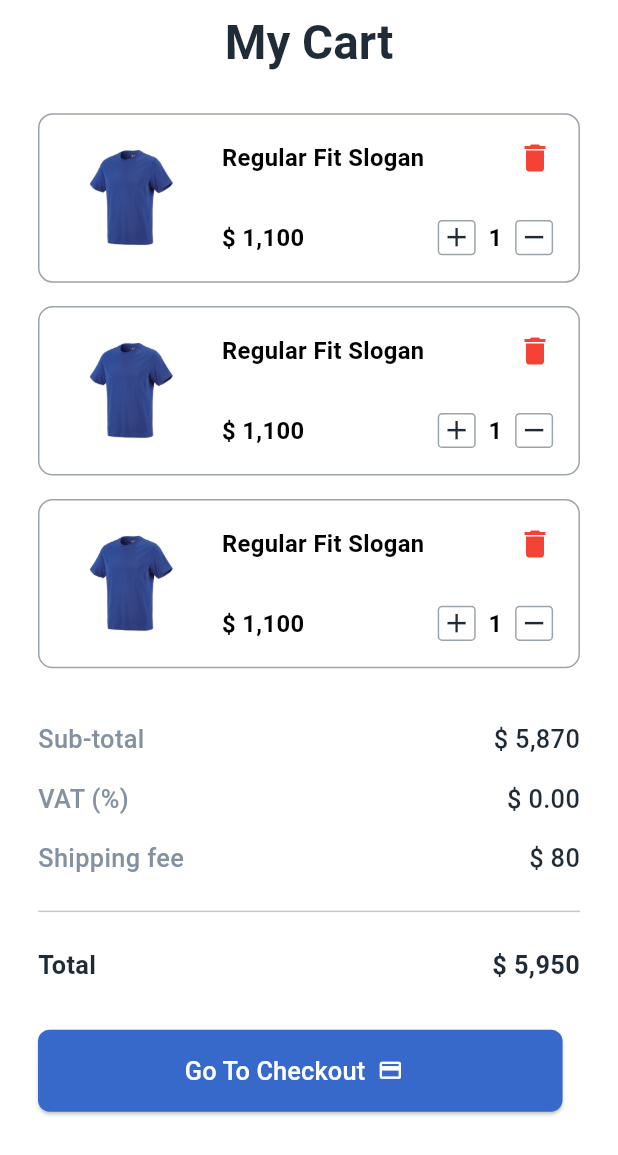
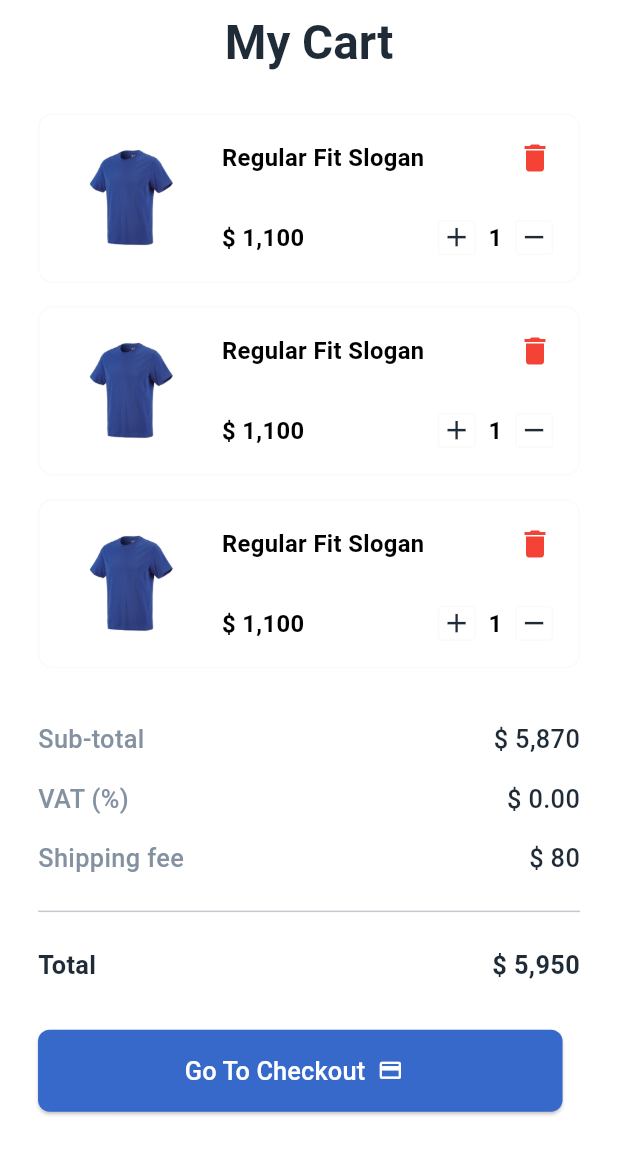
Before and after one commit to beshoykhalel/shop_stor, a Flutter app: the CartScreen screen opened directly, on a phone screen of 412 x 824 dp. Shown: the top 1155 px of the screen. Run offline on Flutter 3.47's test engine with Material 3 defaults, Android fonts, the light colour scheme and no system bars; our stand-ins replace dartz, dio, flutter_screenutil, go_router, lottie, pretty_dio_logger; missing offline and left inert: animated_snack_bar; network calls fail; Roboto replaces fonts that are missing (Urbanist).

Commit message:
`Update grayColor in AppColors to use Color.fromARGB`

```diff
--- a/lib/core/styling/app_colors.dart
+++ b/lib/core/styling/app_colors.dart
@@ -4,7 +4,7 @@ class AppColors {
   static Color primaryColor = const Color(0xff3669C9);
   static Color scondryColor = const Color(0xff8391A1);
   static Color balckColor = const Color(0xff1F2C37);
-  static Color grayColor = const Color(0xff9CA4AB);
+  static Color grayColor = const Color.fromARGB(15, 175, 170, 157);
   static Color anotherColor = const Color(0xff303A6E);
   static Color whiteColor = Colors.white;
   static Color redColor = Colors.red;
```
